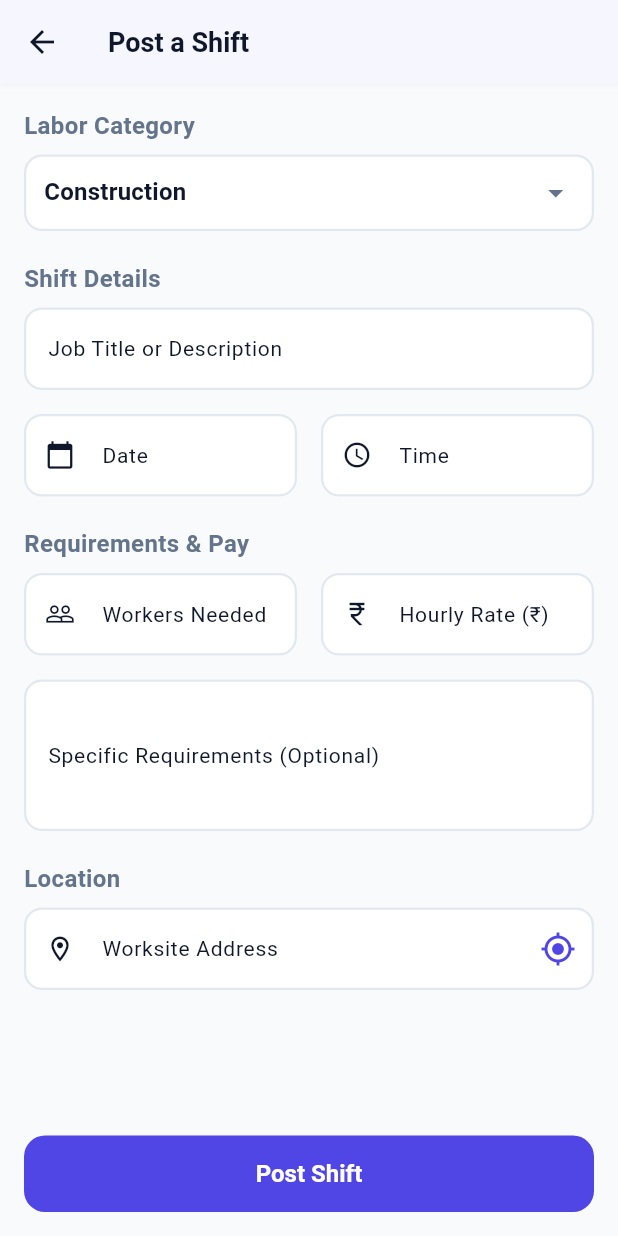
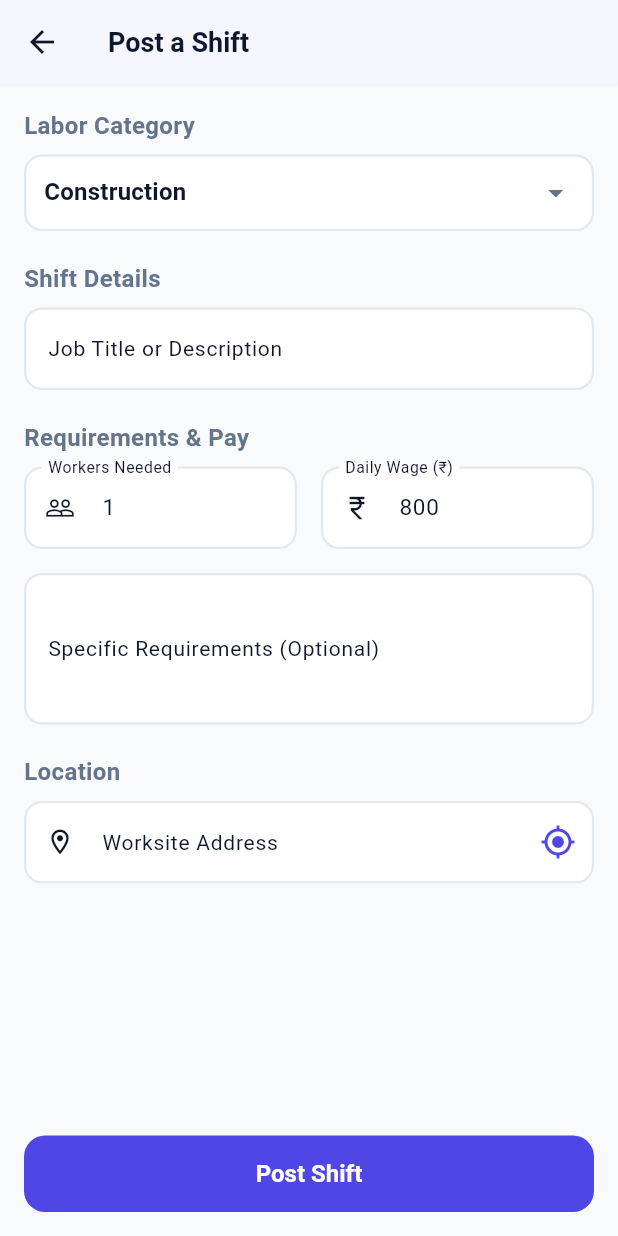
Before and after one commit to AAkar-org/helpinghand, a Flutter app: the CreateShiftScreen screen opened directly, on a phone screen of 412 x 824 dp. Run offline on Flutter 3.47's test engine with Material 3 defaults, Android fonts, the phone set to English and light mode, and no system bars; our stand-ins replace geolocator, google_maps_flutter, shared_preferences; accounts and stored records are empty.

Commit message:
feat(employer): wire CreateShiftScreen with backend ApiService

```diff
--- a/helping-hand-employer/lib/screens/create_shift_screen.dart
+++ b/helping-hand-employer/lib/screens/create_shift_screen.dart
@@ -1,16 +1,89 @@
 import 'package:flutter/material.dart';
+import '../services/api_service.dart';
 import '../theme/app_colors.dart';
 
 class CreateShiftScreen extends StatefulWidget {
-  const CreateShiftScreen({super.key});
+  final String? targetWorkerId;
+  const CreateShiftScreen({super.key, this.targetWorkerId});
 
   @override
   State<CreateShiftScreen> createState() => _CreateShiftScreenState();
 }
 
 class _CreateShiftScreenState extends State<CreateShiftScreen> {
+  final ApiService _apiService = ApiService();
   String _selectedCategory = 'Construction';
   final List<String> _categories = ['Construction', 'Warehouse', 'Delivery', 'Cleaning', 'General Labor'];
+
+  final TextEditingController _titleController = TextEditingController();
+  final TextEditingController _workersNeededController = TextEditingController(text: '1');
+  final TextEditingController _wageController = TextEditingController(text: '800');
+  final TextEditingController _requirementsController = TextEditingController();
+  final TextEditingController _addressController = TextEditingController();
+
+  bool _isSubmitting = false;
+
+  @override
+  void dispose() {
+    _titleController.dispose();
+    _workersNeededController.dispose();
+    _wageController.dispose();
+    _requirementsController.dispose();
+    _addressController.dispose();
+    super.dispose();
+  }
+
+  Future<void> _submitShift() async {
+    final wageText = _wageController.text.trim();
+    final wage = double.tryParse(wageText);
+
+    if (wage == null || wage <= 0) {
+      ScaffoldMessenger.of(context).showSnackBar(
+        const SnackBar(content: Text('Please enter a valid daily wage rate')),
+      );
+      return;
+    }
+
+    setState(() {
+      _isSubmitting = true;
+    });
+
+    try {
+      final session = await _apiService.getSession();
+      final employerId = session['employerId'] ?? 'e1111111-1111-1111-1111-111111111111';
+      final workerId = widget.targetWorkerId ?? 'w1111111-1111-1111-1111-111111111111';
+
+      final response = await _apiService.createShift(
+        employerId: employerId,
+        workerId: workerId,
+        agreedDailyWage: wage,
+      );
+
+      if (!mounted) return;
+
+      if (response['success'] == true) {
+        ScaffoldMessenger.of(context).showSnackBar(
+          const SnackBar(content: Text('Shift posted successfully!')),
+        );
+        Navigator.pop(context, true);
+      } else {
+        ScaffoldMessenger.of(context).showSnackBar(
+          SnackBar(content: Text(response['error'] ?? 'Failed to post shift')),
+        );
+      }
+    } catch (e) {
+      if (!mounted) return;
+      ScaffoldMessenger.of(context).showSnackBar(
+        SnackBar(content: Text('Error creating shift: $e')),
+      );
+    } finally {
+      if (mounted) {
+        setState(() {
+          _isSubmitting = false;
+        });
+      }
+    }
+  }
 
   @override
   Widget build(BuildContext context) {
@@ -49,9 +122,11 @@ class _CreateShiftScreenState extends State<CreateShiftScreen> {
                       );
                     }).toList(),
                     onChanged: (newValue) {
-                      setState(() {
-                        _selectedCategory = newValue!;
-                      });
+                      if (newValue != null) {
+                        setState(() {
+                          _selectedCategory = newValue;
+                        });
+                      }
                     },
                   ),
                 ),
@@ -60,39 +135,12 @@ class _CreateShiftScreenState extends State<CreateShiftScreen> {
 
               const Text('Shift Details', style: TextStyle(fontWeight: FontWeight.w600, fontSize: 16)),
               const SizedBox(height: 8),
-              const TextField(
-                decoration: InputDecoration(
+              TextField(
+                controller: _titleController,
+                decoration: const InputDecoration(
                   labelText: 'Job Title or Description',
                   hintText: 'e.g., Unload delivery truck',
                 ),
-              ),
-              const SizedBox(height: 16),
-              Row(
-                children: [
-                  Expanded(
-                    child: TextField(
-                      decoration: InputDecoration(
-                        labelText: 'Date',
-                        hintText: 'Select Date',
-                        prefixIcon: const Icon(Icons.calendar_today, size: 20),
-                      ),
-                      readOnly: true,
-                      onTap: () {},
-                    ),
-                  ),
-                  const SizedBox(width: 16),
-                  Expanded(
-                    child: TextField(
-                      decoration: InputDecoration(
-                        labelText: 'Time',
-                        hintText: 'Select Time',
-                        prefixIcon: const Icon(Icons.access_time, size: 20),
-                      ),
-                      readOnly: true,
-                      onTap: () {},
-                    ),
-                  ),
-                ],
               ),
               const SizedBox(height: 20),
 
@@ -102,31 +150,34 @@ class _CreateShiftScreenState extends State<CreateShiftScreen> {
                 children: [
                   Expanded(
                     child: TextField(
+                      controller: _workersNeededController,
                       keyboardType: TextInputType.number,
-                      decoration: InputDecoration(
+                      decoration: const InputDecoration(
                         labelText: 'Workers Needed',
                         hintText: 'e.g., 2',
-                        prefixIcon: const Icon(Icons.people_outline, size: 20),
+                        prefixIcon: Icon(Icons.people_outline, size: 20),
                       ),
                     ),
                   ),
                   const SizedBox(width: 16),
                   Expanded(
                     child: TextField(
+                      controller: _wageController,
                       keyboardType: TextInputType.number,
-                      decoration: InputDecoration(
-                        labelText: 'Hourly Rate (₹)',
-                        hintText: 'e.g., 500',
-                        prefixIcon: const Icon(Icons.currency_rupee, size: 20),
+                      decoration: const InputDecoration(
+                        labelText: 'Daily Wage (₹)',
+                        hintText: 'e.g., 800',
+                        prefixIcon: Icon(Icons.currency_rupee, size: 20),
                       ),
                     ),
                   ),
                 ],
               ),
               const SizedBox(height: 16),
-              const TextField(
+              TextField(
+                controller: _requirementsController,
                 maxLines: 3,
-                decoration: InputDecoration(
+                decoration: const InputDecoration(
                   labelText: 'Specific Requirements (Optional)',
                   hintText: 'e.g., Must have steel-toe boots...',
                 ),
@@ -135,8 +186,9 @@ class _CreateShiftScreenState extends State<CreateShiftScreen> {
 
               const Text('Location', style: TextStyle(fontWeight: FontWeight.w600, fontSize: 16)),
               const SizedBox(height: 8),
-              const TextField(
-                decoration: InputDecoration(
+              TextField(
+                controller: _addressController,
+                decoration: const InputDecoration(
                   labelText: 'Worksite Address',
                   hintText: 'Enter address or use current location',
                   prefixIcon: Icon(Icons.location_on_outlined, size: 20),
@@ -153,16 +205,17 @@ class _CreateShiftScreenState extends State<CreateShiftScreen> {
         child: Padding(
           padding: const EdgeInsets.all(16.0),
           child: ElevatedButton(
-            onPressed: () {
-              Navigator.pop(context);
-              ScaffoldMessenger.of(context).showSnackBar(
-                const SnackBar(content: Text('Shift posted successfully!')),
-              );
-            },
+            onPressed: _isSubmitting ? null : _submitShift,
             style: ElevatedButton.styleFrom(
               padding: const EdgeInsets.symmetric(vertical: 16),
             ),
-            child: const Text('Post Shift'),
+            child: _isSubmitting
+                ? const SizedBox(
+                    height: 20,
+                    width: 20,
+                    child: CircularProgressIndicator(strokeWidth: 2, color: Colors.white),
+                  )
+                : const Text('Post Shift'),
           ),
         ),
       ),
```
